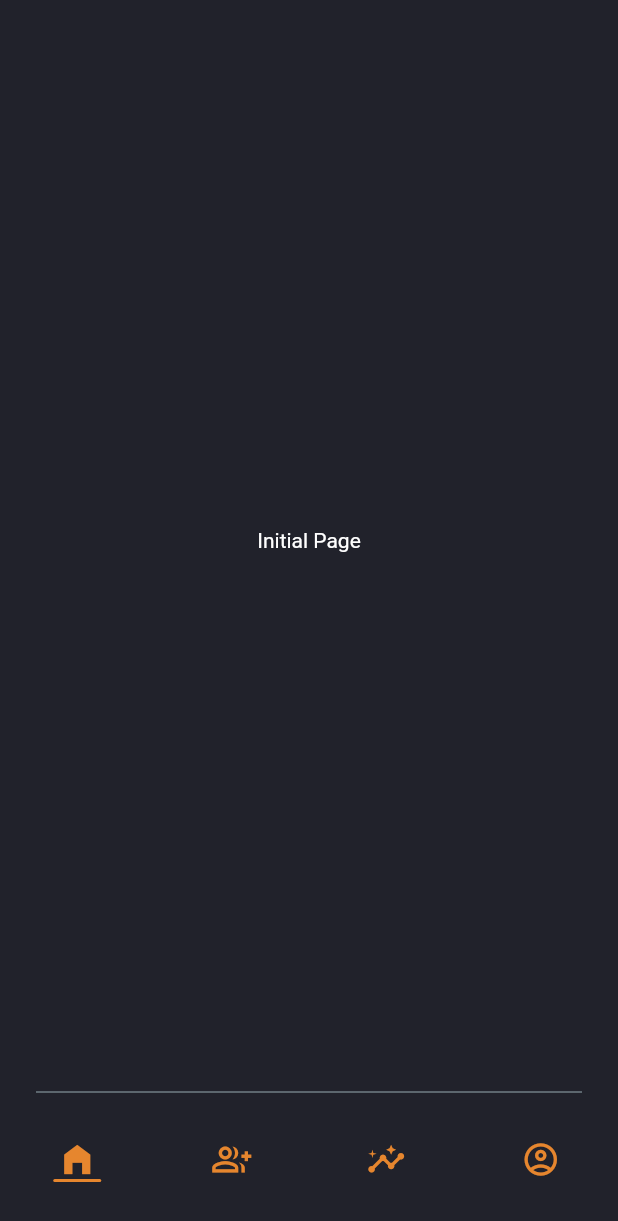
After one commit to JandersonCRB/mobile_friends_soccer, a Flutter app: the HomePage screen opened by its route, on a phone screen of 412 x 824 dp. The commit adds this screen. Shown: the top 1221 px of the screen. Run offline on Flutter 3.47's test engine with Material 2 defaults, Android fonts, the phone set to English and light mode, and no system bars; our stand-ins replace dio, get, google_fonts.

Commit message:
Implementing main screen basic navigation

```diff
--- a/lib/main.dart
+++ b/lib/main.dart
@@ -4,6 +4,7 @@ import 'package:flutter/material.dart';
 import 'package:get/get.dart';
 import 'package:mobile_friends_soccer/pages/forgot_password/forgot_password.dart';
 import 'package:mobile_friends_soccer/pages/home/home.dart';
+import 'package:mobile_friends_soccer/pages/home/home_controller.dart';
 import 'package:mobile_friends_soccer/pages/login/login_page.dart';
 import 'package:mobile_friends_soccer/pages/welcome/welcome.dart';
 import 'package:mobile_friends_soccer/stores/auth_store.dart';
@@ -33,6 +34,9 @@ class MyApp extends StatelessWidget {
         ),
         GetPage(
           name: "/home",
+          binding: BindingsBuilder(() {
+            Get.lazyPut<HomeController>(() => HomeController());
+          }),
           page: () => const HomePage(),
         ),
         GetPage(
--- /dev/null
+++ b/lib/pages/add/add.dart
@@ -0,0 +1,12 @@
+import 'package:flutter/material.dart';
+
+class AddPage extends StatelessWidget {
+  const AddPage({Key? key}) : super(key: key);
+
+  @override
+  Widget build(BuildContext context) {
+    return const Center(
+      child: Text('Add Page'),
+    );
+  }
+}
--- a/lib/pages/forgot_password/forgot_password_controller.dart
+++ b/lib/pages/forgot_password/forgot_password_controller.dart
@@ -1,4 +1,5 @@
 import 'package:dio/dio.dart';
+import 'package:flutter/foundation.dart';
 import 'package:flutter/material.dart';
 import 'package:get/get.dart';
 import 'package:mobile_friends_soccer/services/auth_service.dart';
@@ -17,7 +18,9 @@ class ForgotPasswordController extends GetxController {
         'Enviamos um email para você redefinir sua senha',
       );
     } on DioError catch (error) {
-      print(error);
+      if (kDebugMode) {
+        print(error);
+      }
       Get.snackbar('Error', 'Email não encontrado');
     } finally {
       loading.value = false;
--- /dev/null
+++ b/lib/pages/home/app_navigation_bar/app_navigation_bar.dart
@@ -0,0 +1,56 @@
+import 'package:flutter/material.dart';
+
+import '../home_controller.dart';
+import 'nav_bar_item.dart';
+
+class AppNavigationBar extends StatelessWidget {
+  const AppNavigationBar({Key? key}) : super(key: key);
+
+  @override
+  Widget build(BuildContext context) {
+    return Column(
+      children: [
+        const Padding(
+          padding: EdgeInsets.symmetric(horizontal: 24),
+          child: Divider(
+            color: Color(0xFF97ABB1),
+          ),
+        ),
+        Padding(
+          padding: const EdgeInsets.only(top: 24, bottom: 28),
+          child: SizedBox(
+            height: 36,
+            child: Row(
+              children: const [
+                Expanded(
+                  child: NavBarItem(
+                    icon: Icons.home_filled,
+                    page: HomeControllerPage.home,
+                  ),
+                ),
+                Expanded(
+                  child: NavBarItem(
+                    icon: Icons.group_add_outlined,
+                    page: HomeControllerPage.add,
+                  ),
+                ),
+                Expanded(
+                  child: NavBarItem(
+                    icon: Icons.insights,
+                    page: HomeControllerPage.statistics,
+                  ),
+                ),
+                Expanded(
+                  child: NavBarItem(
+                    icon: Icons.account_circle_outlined,
+                    page: HomeControllerPage.profile,
+                  ),
+                ),
+              ],
+            ),
+          ),
+        ),
+      ],
+    );
+  }
+}
--- /dev/null
+++ b/lib/pages/home/app_navigation_bar/nav_bar_item.dart
@@ -0,0 +1,45 @@
+import 'package:flutter/material.dart';
+import 'package:get/get.dart';
+import 'package:mobile_friends_soccer/pages/home/home_controller.dart';
+
+class NavBarItem extends StatelessWidget {
+  final IconData icon;
+  final HomeControllerPage page;
+
+  const NavBarItem({
+    Key? key,
+    required this.icon,
+    required this.page,
+  }) : super(key: key);
+
+  @override
+  Widget build(BuildContext context) {
+    final homeController = Get.find<HomeController>();
+    return InkWell(
+      onTap: () {
+        homeController.changePage(page);
+      },
+      child: Obx(() {
+        return Column(
+          mainAxisSize: MainAxisSize.max,
+          children: [
+            Icon(
+              icon,
+              size: 26,
+              color: const Color(0xFFE6862E),
+            ),
+            if (homeController.currentPage.value == page)
+              Container(
+                height: 2,
+                width: 32,
+                decoration: const BoxDecoration(
+                  borderRadius: BorderRadius.all(Radius.circular(99)),
+                  color: Color(0xFFE6862E),
+                ),
+              ),
+          ],
+        );
+      }),
+    );
+  }
+}
--- a/lib/pages/home/home.dart
+++ b/lib/pages/home/home.dart
@@ -1,10 +1,23 @@
 import 'package:flutter/material.dart';
+import 'package:mobile_friends_soccer/pages/home/app_navigation_bar/app_navigation_bar.dart';
+
+import 'home_router.dart';
 
 class HomePage extends StatelessWidget {
   const HomePage({Key? key}) : super(key: key);
 
   @override
   Widget build(BuildContext context) {
-    return const Placeholder();
+    return Scaffold(
+      backgroundColor: const Color(0xFF21222B),
+      body: Column(
+        children: const [
+          Expanded(
+            child: HomeRouter(),
+          ),
+          AppNavigationBar(),
+        ],
+      ),
+    );
   }
 }
--- /dev/null
+++ b/lib/pages/home/home_controller.dart
@@ -0,0 +1,11 @@
+import 'package:get/get.dart';
+
+enum HomeControllerPage { home, add, statistics, profile }
+
+class HomeController extends GetxController {
+  final currentPage = HomeControllerPage.home.obs;
+
+  void changePage(HomeControllerPage page) {
+    currentPage.value = page;
+  }
+}
--- /dev/null
+++ b/lib/pages/home/home_router.dart
@@ -0,0 +1,30 @@
+import 'package:flutter/material.dart';
+import 'package:get/get.dart';
+import 'package:mobile_friends_soccer/pages/add/add.dart';
+import 'package:mobile_friends_soccer/pages/home/home_controller.dart';
+import 'package:mobile_friends_soccer/pages/initial/initial.dart';
+import 'package:mobile_friends_soccer/pages/profile/profile.dart';
+import 'package:mobile_friends_soccer/pages/statistics/statistics.dart';
+
+class HomeRouter extends StatelessWidget {
+  const HomeRouter({Key? key}) : super(key: key);
+
+  @override
+  Widget build(BuildContext context) {
+    HomeController homeController = Get.find();
+    return Obx(() {
+      switch (homeController.currentPage.value) {
+        case HomeControllerPage.home:
+          return const InitialPage();
+        case HomeControllerPage.add:
+          return const AddPage();
+        case HomeControllerPage.statistics:
+          return const StatisticsPage();
+        case HomeControllerPage.profile:
+          return const ProfilePage();
+        default:
+          return const Placeholder();
+      }
+    });
+  }
+}
--- /dev/null
+++ b/lib/pages/initial/initial.dart
@@ -0,0 +1,12 @@
+import 'package:flutter/material.dart';
+
+class InitialPage extends StatelessWidget {
+  const InitialPage({Key? key}) : super(key: key);
+
+  @override
+  Widget build(BuildContext context) {
+    return const Center(
+      child: Text('Initial Page'),
+    );
+  }
+}
--- /dev/null
+++ b/lib/pages/profile/profile.dart
@@ -0,0 +1,12 @@
+import 'package:flutter/material.dart';
+
+class ProfilePage extends StatelessWidget {
+  const ProfilePage({Key? key}) : super(key: key);
+
+  @override
+  Widget build(BuildContext context) {
+    return const Center(
+      child: Text('Profile Page'),
+    );
+  }
+}
--- /dev/null
+++ b/lib/pages/statistics/statistics.dart
@@ -0,0 +1,12 @@
+import 'package:flutter/material.dart';
+
+class StatisticsPage extends StatelessWidget {
+  const StatisticsPage({Key? key}) : super(key: key);
+
+  @override
+  Widget build(BuildContext context) {
+    return const Center(
+      child: Text('Statistics Page'),
+    );
+  }
+}
```
